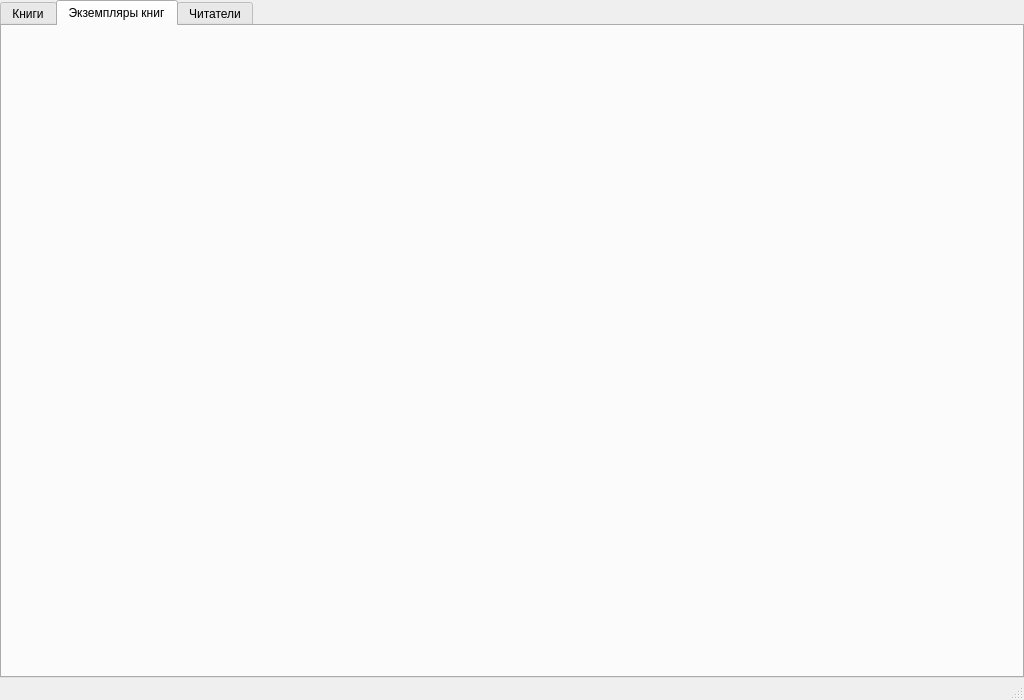
AlexXx235/Library_CW, file main_form.ui: the form before one commit.
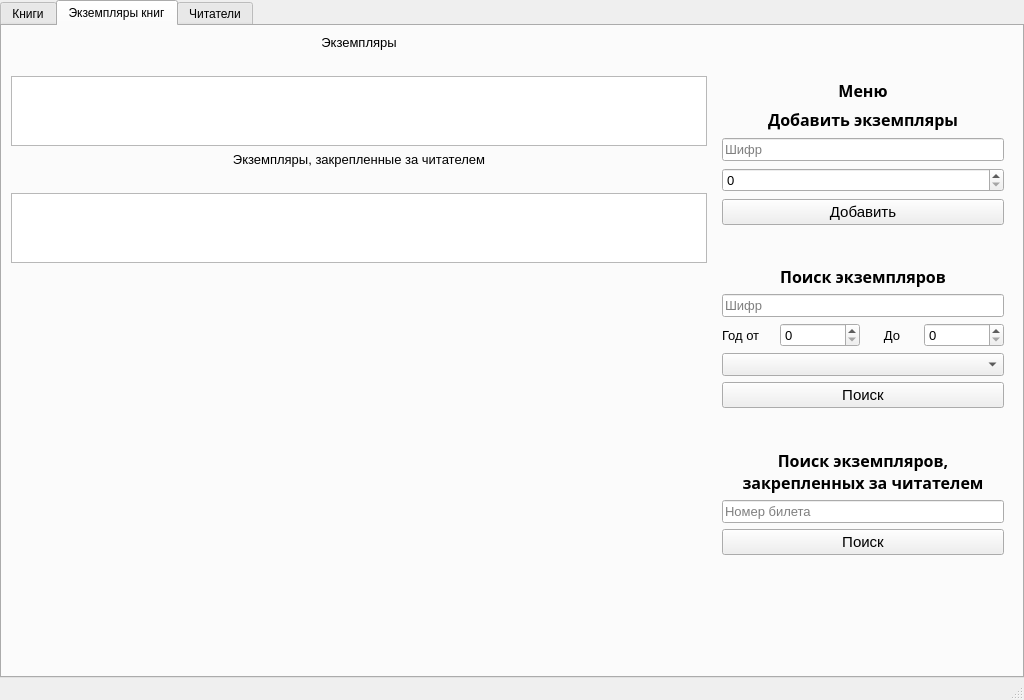
The form after the commit. The open tabs and pages were chosen to show the change. Icons and pictures are not drawn.

Commit message: need to add archive table

The edit to the form file:
```diff
--- a/main_form.ui
+++ b/main_form.ui
@@ -42,6 +42,12 @@
     </property>
     <item>
      <widget class="QTabWidget" name="tabWidget">
+      <property name="sizePolicy">
+       <sizepolicy hsizetype="Expanding" vsizetype="Preferred">
+        <horstretch>0</horstretch>
+        <verstretch>0</verstretch>
+       </sizepolicy>
+      </property>
       <property name="tabShape">
        <enum>QTabWidget::Rounded</enum>
       </property>
@@ -421,6 +427,517 @@
        <attribute name="title">
         <string>Экземпляры книг</string>
        </attribute>
+       <layout class="QHBoxLayout" name="horizontalLayout_6">
+        <item>
+         <layout class="QVBoxLayout" name="verticalLayout_8">
+          <item>
+           <widget class="QLabel" name="copies_table_title">
+            <property name="font">
+             <font>
+              <pointsize>10</pointsize>
+             </font>
+            </property>
+            <property name="text">
+             <string>Экземпляры</string>
+            </property>
+            <property name="alignment">
+             <set>Qt::AlignCenter</set>
+            </property>
+           </widget>
+          </item>
+          <item>
+           <widget class="QLabel" name="copies_table_query">
+            <property name="text">
+             <string/>
+            </property>
+           </widget>
+          </item>
+          <item>
+           <widget class="QTableWidget" name="copies_table">
+            <property name="sizePolicy">
+             <sizepolicy hsizetype="Expanding" vsizetype="Preferred">
+              <horstretch>0</horstretch>
+              <verstretch>0</verstretch>
+             </sizepolicy>
+            </property>
+            <property name="sizeAdjustPolicy">
+             <enum>QAbstractScrollArea::AdjustToContents</enum>
+            </property>
+            <property name="tabKeyNavigation">
+             <bool>false</bool>
+            </property>
+            <property name="showDropIndicator" stdset="0">
+             <bool>false</bool>
+            </property>
+            <property name="dragDropOverwriteMode">
+             <bool>false</bool>
+            </property>
+            <property name="selectionMode">
+             <enum>QAbstractItemView::NoSelection</enum>
+            </property>
+            <property name="cornerButtonEnabled">
+             <bool>false</bool>
+            </property>
+           </widget>
+          </item>
+          <item>
+           <widget class="QLabel" name="readers_copies_table_title">
+            <property name="font">
+             <font>
+              <pointsize>10</pointsize>
+             </font>
+            </property>
+            <property name="text">
+             <string>Экземпляры, закрепленные за читателем</string>
+            </property>
+            <property name="alignment">
+             <set>Qt::AlignCenter</set>
+            </property>
+           </widget>
+          </item>
+          <item>
+           <widget class="QLabel" name="readers_copies_table_query">
+            <property name="text">
+             <string/>
+            </property>
+           </widget>
+          </item>
+          <item>
+           <widget class="QTableWidget" name="readers_copies_table">
+            <property name="sizePolicy">
+             <sizepolicy hsizetype="Expanding" vsizetype="Preferred">
+              <horstretch>0</horstretch>
+              <verstretch>0</verstretch>
+             </sizepolicy>
+            </property>
+            <property name="sizeAdjustPolicy">
+             <enum>QAbstractScrollArea::AdjustToContents</enum>
+            </property>
+            <property name="tabKeyNavigation">
+             <bool>false</bool>
+            </property>
+            <property name="showDropIndicator" stdset="0">
+             <bool>false</bool>
+            </property>
+            <property name="dragDropOverwriteMode">
+             <bool>false</bool>
+            </property>
+            <property name="selectionMode">
+             <enum>QAbstractItemView::NoSelection</enum>
+            </property>
+            <property name="cornerButtonEnabled">
+             <bool>false</bool>
+            </property>
+           </widget>
+          </item>
+          <item>
+           <spacer name="verticalSpacer_14">
+            <property name="orientation">
+             <enum>Qt::Vertical</enum>
+            </property>
+            <property name="sizeHint" stdset="0">
+             <size>
+              <width>20</width>
+              <height>40</height>
+             </size>
+            </property>
+           </spacer>
+          </item>
+         </layout>
+        </item>
+        <item>
+         <widget class="QWidget" name="copies_page_menu_widget" native="true">
+          <property name="minimumSize">
+           <size>
+            <width>300</width>
+            <height>0</height>
+           </size>
+          </property>
+          <property name="maximumSize">
+           <size>
+            <width>300</width>
+            <height>16777215</height>
+           </size>
+          </property>
+          <layout class="QVBoxLayout" name="copies_page_menu_v_box" stretch="1,0,0,1,0,1,0,3">
+           <item>
+            <spacer name="verticalSpacer_10">
+             <property name="orientation">
+              <enum>Qt::Vertical</enum>
+             </property>
+             <property name="sizeHint" stdset="0">
+              <size>
+               <width>20</width>
+               <height>40</height>
+              </size>
+             </property>
+            </spacer>
+           </item>
+           <item>
+            <widget class="QLabel" name="copies_page_menu_title">
+             <property name="sizePolicy">
+              <sizepolicy hsizetype="Preferred" vsizetype="Fixed">
+               <horstretch>0</horstretch>
+               <verstretch>0</verstretch>
+              </sizepolicy>
+             </property>
+             <property name="font">
+              <font>
+               <family>Yu Gothic UI Semibold</family>
+               <pointsize>12</pointsize>
+               <weight>75</weight>
+               <bold>true</bold>
+              </font>
+             </property>
+             <property name="text">
+              <string>Меню</string>
+             </property>
+             <property name="alignment">
+              <set>Qt::AlignCenter</set>
+             </property>
+            </widget>
+           </item>
+           <item>
+            <widget class="QWidget" name="add_copies_widget" native="true">
+             <layout class="QVBoxLayout" name="verticalLayout_10">
+              <property name="spacing">
+               <number>7</number>
+              </property>
+              <property name="leftMargin">
+               <number>0</number>
+              </property>
+              <property name="topMargin">
+               <number>0</number>
+              </property>
+              <property name="rightMargin">
+               <number>0</number>
+              </property>
+              <property name="bottomMargin">
+               <number>0</number>
+              </property>
+              <item>
+               <widget class="QLabel" name="add_copies_label">
+                <property name="sizePolicy">
+                 <sizepolicy hsizetype="Preferred" vsizetype="Fixed">
+                  <horstretch>0</horstretch>
+                  <verstretch>0</verstretch>
+                 </sizepolicy>
+                </property>
+                <property name="font">
+                 <font>
+                  <family>Yu Gothic UI Semibold</family>
+                  <pointsize>12</pointsize>
+                  <weight>75</weight>
+                  <bold>true</bold>
+                 </font>
+                </property>
+                <property name="text">
+                 <string>Добавить экземпляры</string>
+                </property>
+                <property name="alignment">
+                 <set>Qt::AlignCenter</set>
+                </property>
+               </widget>
+              </item>
+              <item>
+               <widget class="QLineEdit" name="add_copies_cipher_le">
+                <property name="font">
+                 <font>
+                  <pointsize>10</pointsize>
+                 </font>
+                </property>
+                <property name="placeholderText">
+                 <string>Шифр</string>
+                </property>
+               </widget>
+              </item>
+              <item>
+               <widget class="QSpinBox" name="add_copies_count_sb">
+                <property name="font">
+                 <font>
+                  <pointsize>10</pointsize>
+                 </font>
+                </property>
+               </widget>
+              </item>
+              <item>
+               <widget class="QPushButton" name="add_copies_btn">
+                <property name="font">
+                 <font>
+                  <family>MS Shell Dlg 2</family>
+                  <pointsize>11</pointsize>
+                  <weight>50</weight>
+                  <bold>false</bold>
+                 </font>
+                </property>
+                <property name="text">
+                 <string>Добавить</string>
+                </property>
+               </widget>
+              </item>
+             </layout>
+            </widget>
+           </item>
+           <item>
+            <spacer name="verticalSpacer_12">
+             <property name="orientation">
+              <enum>Qt::Vertical</enum>
+             </property>
+             <property name="sizeHint" stdset="0">
+              <size>
+               <width>20</width>
+               <height>40</height>
+              </size>
+             </property>
+            </spacer>
+           </item>
+           <item>
+            <widget class="QWidget" name="search_copies_widget" native="true">
+             <layout class="QVBoxLayout" name="verticalLayout_11">
+              <property name="leftMargin">
+               <number>0</number>
+              </property>
+              <property name="topMargin">
+               <number>0</number>
+              </property>
+              <property name="rightMargin">
+               <number>0</number>
+              </property>
+              <property name="bottomMargin">
+               <number>0</number>
+              </property>
+              <item>
+               <widget class="QLabel" name="search_copies_label">
+                <property name="sizePolicy">
+                 <sizepolicy hsizetype="Preferred" vsizetype="Fixed">
+                  <horstretch>0</horstretch>
+                  <verstretch>0</verstretch>
+                 </sizepolicy>
+                </property>
+                <property name="font">
+                 <font>
+                  <family>Yu Gothic UI Semibold</family>
+                  <pointsize>12</pointsize>
+                  <weight>75</weight>
+                  <bold>true</bold>
+                 </font>
+                </property>
+                <property name="text">
+                 <string>Поиск экземпляров</string>
+                </property>
+                <property name="alignment">
+                 <set>Qt::AlignCenter</set>
+                </property>
+               </widget>
+              </item>
+              <item>
+               <widget class="QLineEdit" name="search_copies_cipher_le">
+                <property name="font">
+                 <font>
+                  <pointsize>10</pointsize>
+                 </font>
+                </property>
+                <property name="placeholderText">
+                 <string>Шифр</string>
+                </property>
+               </widget>
+              </item>
+              <item>
+               <layout class="QHBoxLayout" name="horizontalLayout_7">
+                <item>
+                 <widget class="QLabel" name="year_from_label">
+                  <property name="font">
+                   <font>
+                    <pointsize>10</pointsize>
+                   </font>
+                  </property>
+                  <property name="text">
+                   <string>Год от</string>
+                  </property>
+                 </widget>
+                </item>
+                <item>
+                 <widget class="QSpinBox" name="search_copies_from_year_sb">
+                  <property name="minimumSize">
+                   <size>
+                    <width>80</width>
+                    <height>0</height>
+                   </size>
+                  </property>
+                  <property name="font">
+                   <font>
+                    <pointsize>10</pointsize>
+                   </font>
+                  </property>
+                  <property name="maximum">
+                   <number>9999</number>
+                  </property>
+                 </widget>
+                </item>
+                <item>
+                 <widget class="QLabel" name="year_till_label">
+                  <property name="font">
+                   <font>
+                    <pointsize>10</pointsize>
+                   </font>
+                  </property>
+                  <property name="text">
+                   <string>До</string>
+                  </property>
+                  <property name="alignment">
+                   <set>Qt::AlignCenter</set>
+                  </property>
+                 </widget>
+                </item>
+                <item>
+                 <widget class="QSpinBox" name="search_copies_till_year_sb">
+                  <property name="minimumSize">
+                   <size>
+                    <width>80</width>
+                    <height>0</height>
+                   </size>
+                  </property>
+                  <property name="font">
+                   <font>
+                    <pointsize>10</pointsize>
+                   </font>
+                  </property>
+                  <property name="maximum">
+                   <number>9999</number>
+                  </property>
+                 </widget>
+                </item>
+               </layout>
+              </item>
+              <item>
+               <widget class="QComboBox" name="search_copies_room_comb_box">
+                <property name="font">
+                 <font>
+                  <pointsize>10</pointsize>
+                 </font>
+                </property>
+               </widget>
+              </item>
+              <item>
+               <widget class="QPushButton" name="search_copies_btn">
+                <property name="font">
+                 <font>
+                  <family>MS Shell Dlg 2</family>
+                  <pointsize>11</pointsize>
+                  <weight>50</weight>
+                  <bold>false</bold>
+                 </font>
+                </property>
+                <property name="text">
+                 <string>Поиск</string>
+                </property>
+               </widget>
+              </item>
+             </layout>
+            </widget>
+           </item>
+           <item>
+            <spacer name="verticalSpacer_13">
+             <property name="orientation">
+              <enum>Qt::Vertical</enum>
+             </property>
+             <property name="sizeHint" stdset="0">
+              <size>
+               <width>20</width>
+               <height>40</height>
+              </size>
+             </property>
+            </spacer>
+           </item>
+           <item>
+            <widget class="QWidget" name="search_readers_copies_widget" native="true">
+             <layout class="QVBoxLayout" name="verticalLayout_12">
+              <property name="leftMargin">
+               <number>0</number>
+              </property>
+              <property name="topMargin">
+               <number>0</number>
+              </property>
+              <property name="rightMargin">
+               <number>0</number>
+              </property>
+              <property name="bottomMargin">
+               <number>0</number>
+              </property>
+              <item>
+               <widget class="QLabel" name="search_readers_copies_label">
+                <property name="sizePolicy">
+                 <sizepolicy hsizetype="Preferred" vsizetype="Fixed">
+                  <horstretch>0</horstretch>
+                  <verstretch>0</verstretch>
+                 </sizepolicy>
+                </property>
+                <property name="font">
+                 <font>
+                  <family>Yu Gothic UI Semibold</family>
+                  <pointsize>12</pointsize>
+                  <weight>75</weight>
+                  <bold>true</bold>
+                 </font>
+                </property>
+                <property name="text">
+                 <string>Поиск экземпляров, закрепленных за читателем</string>
+                </property>
+                <property name="alignment">
+                 <set>Qt::AlignCenter</set>
+                </property>
+                <property name="wordWrap">
+                 <bool>true</bool>
+                </property>
+               </widget>
+              </item>
+              <item>
+               <widget class="QLineEdit" name="search_readers_copies_card_number_le">
+                <property name="font">
+                 <font>
+                  <pointsize>10</pointsize>
+                 </font>
+                </property>
+                <property name="placeholderText">
+                 <string>Номер билета</string>
+                </property>
+               </widget>
+              </item>
+              <item>
+               <widget class="QPushButton" name="search_readers_copies_btn">
+                <property name="font">
+                 <font>
+                  <family>MS Shell Dlg 2</family>
+                  <pointsize>11</pointsize>
+                  <weight>50</weight>
+                  <bold>false</bold>
+                 </font>
+                </property>
+                <property name="text">
+                 <string>Поиск</string>
+                </property>
+               </widget>
+              </item>
+             </layout>
+            </widget>
+           </item>
+           <item>
+            <spacer name="verticalSpacer_11">
+             <property name="orientation">
+              <enum>Qt::Vertical</enum>
+             </property>
+             <property name="sizeHint" stdset="0">
+              <size>
+               <width>20</width>
+               <height>40</height>
+              </size>
+             </property>
+            </spacer>
+           </item>
+          </layout>
+         </widget>
+        </item>
+       </layout>
       </widget>
       <widget class="QWidget" name="readers_tab">
        <attribute name="title">
```
Left out of the diff: 6 changed lines with no effect on the pictures. The commit also changes 5 other files.
